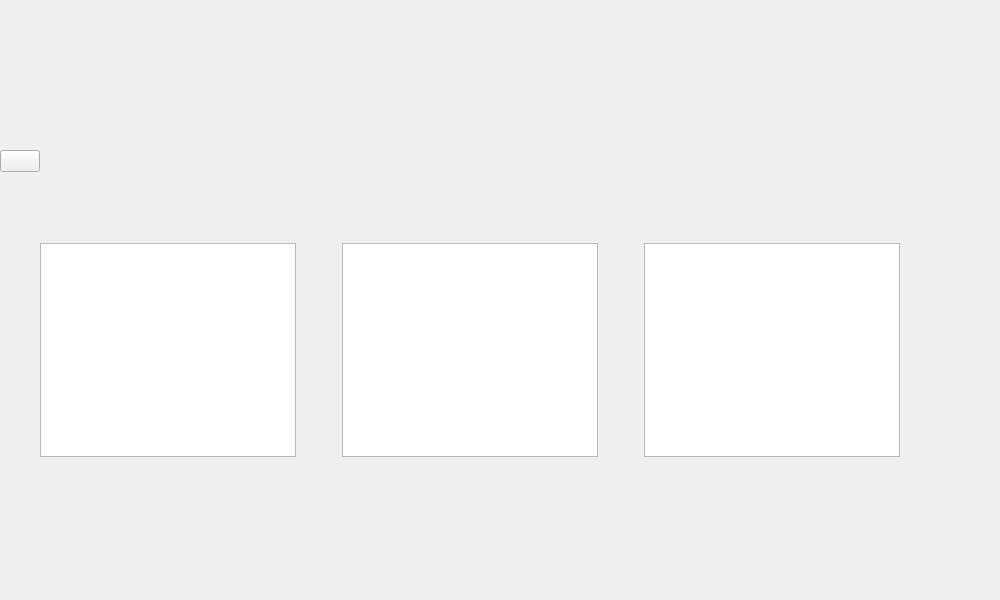
First picture: the form in src/mainmenu.ui, repository CraignRush/IslandRacer, before the edit.
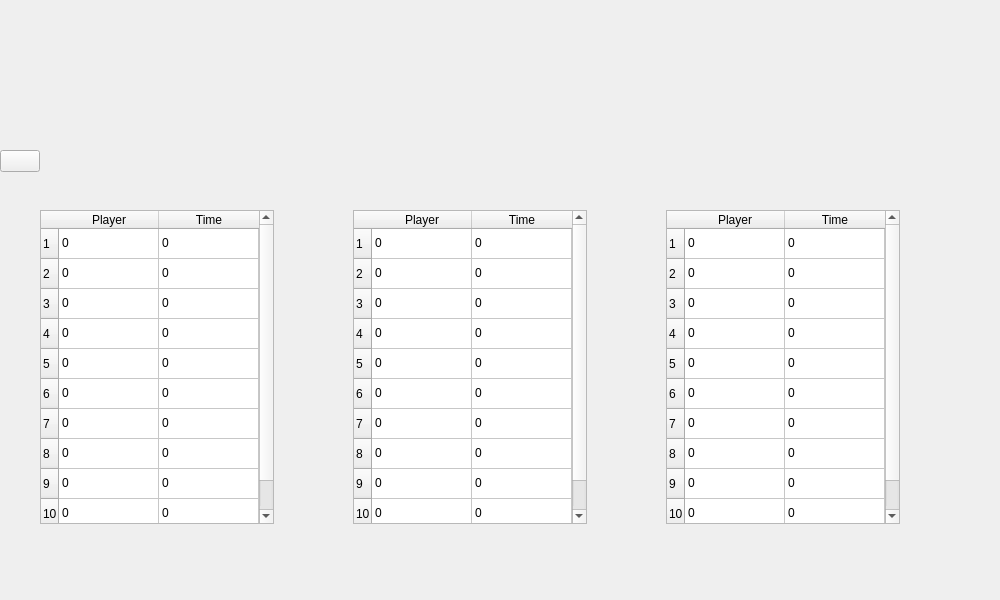
Second picture: the form after the edit. The open tabs and pages were chosen to show the change.

```diff
--- a/src/mainmenu.ui
+++ b/src/mainmenu.ui
@@ -1463,42 +1463,155 @@
           </property>
          </spacer>
         </item>
-        <item row="3" column="1" rowspan="3">
-         <widget class="QTableWidget" name="highscoretablelevel1">
-          <property name="sizePolicy">
-           <sizepolicy hsizetype="Expanding" vsizetype="Expanding">
-            <horstretch>0</horstretch>
-            <verstretch>0</verstretch>
-           </sizepolicy>
-          </property>
-          <property name="autoFillBackground">
-           <bool>false</bool>
-          </property>
-          <property name="verticalScrollBarPolicy">
-           <enum>Qt::ScrollBarAlwaysOff</enum>
-          </property>
-          <property name="horizontalScrollBarPolicy">
-           <enum>Qt::ScrollBarAlwaysOff</enum>
-          </property>
-          <property name="sizeAdjustPolicy">
-           <enum>QAbstractScrollArea::AdjustIgnored</enum>
-          </property>
-         </widget>
-        </item>
         <item row="3" column="3" rowspan="3">
          <widget class="QTableWidget" name="highscoretablelevel2">
           <property name="sizePolicy">
-           <sizepolicy hsizetype="Expanding" vsizetype="Expanding">
+           <sizepolicy hsizetype="Preferred" vsizetype="Preferred">
             <horstretch>0</horstretch>
             <verstretch>0</verstretch>
            </sizepolicy>
           </property>
+          <property name="autoFillBackground">
+           <bool>true</bool>
+          </property>
+          <property name="styleSheet">
+           <string notr="true"/>
+          </property>
           <property name="verticalScrollBarPolicy">
-           <enum>Qt::ScrollBarAlwaysOff</enum>
+           <enum>Qt::ScrollBarAsNeeded</enum>
           </property>
           <property name="horizontalScrollBarPolicy">
            <enum>Qt::ScrollBarAlwaysOff</enum>
           </property>
+          <property name="sizeAdjustPolicy">
+           <enum>QAbstractScrollArea::AdjustToContents</enum>
+          </property>
+          <property name="rowCount">
+           <number>10</number>
+          </property>
+          <attribute name="horizontalHeaderStretchLastSection">
+           <bool>true</bool>
+          </attribute>
+          <row/>
+          <row/>
+          <row/>
+          <row/>
+          <row/>
+          <row/>
+          <row/>
+          <row/>
+          <row/>
+          <row/>
+          <column>
+           <property name="text">
+            <string>Player</string>
+           </property>
+          </column>
+          <column>
+           <property name="text">
+            <string>Time</string>
+           </property>
+          </column>
+          <item row="0" column="0">
+           <property name="text">
+            <string>0</string>
+           </property>
+          </item>
+          <item row="0" column="1">
+           <property name="text">
+            <string>0</string>
+           </property>
+          </item>
+          <item row="1" column="0">
+           <property name="text">
+            <string>0</string>
+           </property>
+          </item>
+          <item row="1" column="1">
+           <property name="text">
+            <string>0</string>
+           </property>
+          </item>
+          <item row="2" column="0">
+           <property name="text">
+            <string>0</string>
+           </property>
+          </item>
+          <item row="2" column="1">
+           <property name="text">
+            <string>0</string>
+           </property>
+          </item>
+          <item row="3" column="0">
+           <property name="text">
+            <string>0</string>
+           </property>
+          </item>
+          <item row="3" column="1">
+           <property name="text">
+            <string>0</string>
+           </property>
+          </item>
+          <item row="4" column="0">
+           <property name="text">
+            <string>0</string>
+           </property>
+          </item>
+          <item row="4" column="1">
+           <property name="text">
+            <string>0</string>
+           </property>
+          </item>
+          <item row="5" column="0">
+           <property name="text">
+            <string>0</string>
+           </property>
+          </item>
+          <item row="5" column="1">
+           <property name="text">
+            <string>0</string>
+           </property>
+          </item>
+          <item row="6" column="0">
+           <property name="text">
+            <string>0</string>
+           </property>
+          </item>
+          <item row="6" column="1">
+           <property name="text">
+            <string>0</string>
+           </property>
+          </item>
+          <item row="7" column="0">
+           <property name="text">
+            <string>0</string>
+           </property>
+          </item>
+          <item row="7" column="1">
+           <property name="text">
+            <string>0</string>
+           </property>
+          </item>
+          <item row="8" column="0">
+           <property name="text">
+            <string>0</string>
+           </property>
+          </item>
+          <item row="8" column="1">
+           <property name="text">
+            <string>0</string>
+           </property>
+          </item>
+          <item row="9" column="0">
+           <property name="text">
+            <string>0</string>
+           </property>
+          </item>
+          <item row="9" column="1">
+           <property name="text">
+            <string>0</string>
+           </property>
+          </item>
          </widget>
         </item>
         <item row="3" column="5" rowspan="3">
@@ -1509,11 +1622,177 @@
             <verstretch>0</verstretch>
            </sizepolicy>
           </property>
+          <property name="font">
+           <font>
+            <family>Segoe UI</family>
+            <pointsize>9</pointsize>
+           </font>
+          </property>
+          <property name="autoFillBackground">
+           <bool>true</bool>
+          </property>
+          <property name="styleSheet">
+           <string notr="true"/>
+          </property>
           <property name="verticalScrollBarPolicy">
-           <enum>Qt::ScrollBarAlwaysOff</enum>
+           <enum>Qt::ScrollBarAsNeeded</enum>
           </property>
           <property name="horizontalScrollBarPolicy">
            <enum>Qt::ScrollBarAlwaysOff</enum>
+          </property>
+          <property name="sizeAdjustPolicy">
+           <enum>QAbstractScrollArea::AdjustToContents</enum>
+          </property>
+          <property name="tabKeyNavigation">
+           <bool>false</bool>
+          </property>
+          <property name="showDropIndicator" stdset="0">
+           <bool>false</bool>
+          </property>
+          <property name="dragDropOverwriteMode">
+           <bool>false</bool>
+          </property>
+          <property name="showGrid">
+           <bool>true</bool>
+          </property>
+          <property name="rowCount">
+           <number>10</number>
+          </property>
+          <attribute name="horizontalHeaderCascadingSectionResizes">
+           <bool>false</bool>
+          </attribute>
+          <attribute name="horizontalHeaderStretchLastSection">
+           <bool>true</bool>
+          </attribute>
+          <attribute name="verticalHeaderCascadingSectionResizes">
+           <bool>false</bool>
+          </attribute>
+          <row/>
+          <row/>
+          <row/>
+          <row/>
+          <row/>
+          <row/>
+          <row/>
+          <row/>
+          <row/>
+          <row/>
+          <column>
+           <property name="text">
+            <string>Player</string>
+           </property>
+          </column>
+          <column>
+           <property name="text">
+            <string>Time</string>
+           </property>
+          </column>
+          <item row="0" column="0">
+           <property name="text">
+            <string>0</string>
+           </property>
+          </item>
+          <item row="0" column="1">
+           <property name="text">
+            <string>0</string>
+           </property>
+          </item>
+          <item row="1" column="0">
+           <property name="text">
+            <string>0</string>
+           </property>
+          </item>
+          <item row="1" column="1">
+           <property name="text">
+            <string>0</string>
+           </property>
+          </item>
+          <item row="2" column="0">
+           <property name="text">
+            <string>0</string>
+           </property>
+          </item>
+          <item row="2" column="1">
+           <property name="text">
+            <string>0</string>
+           </property>
+          </item>
+          <item row="3" column="0">
+           <property name="text">
+            <string>0</string>
+           </property>
+          </item>
+          <item row="3" column="1">
+           <property name="text">
+            <string>0</string>
+           </property>
+          </item>
+          <item row="4" column="0">
+           <property name="text">
+            <string>0</string>
+           </property>
+          </item>
+          <item row="4" column="1">
+           <property name="text">
+            <string>0</string>
+           </property>
+          </item>
+          <item row="5" column="0">
+           <property name="text">
+            <string>0</string>
+           </property>
+          </item>
+          <item row="5" column="1">
+           <property name="text">
+            <string>0</string>
+           </property>
+          </item>
+          <item row="6" column="0">
+           <property name="text">
+            <string>0</string>
+           </property>
+          </item>
+          <item row="6" column="1">
+           <property name="text">
+            <string>0</string>
+           </property>
+          </item>
+          <item row="7" column="0">
+           <property name="text">
+            <string>0</string>
+           </property>
+          </item>
+          <item row="7" column="1">
+           <property name="text">
+            <string>0</string>
+           </property>
+          </item>
+          <item row="8" column="0">
+           <property name="text">
+            <string>0</string>
+           </property>
+          </item>
+          <item row="8" column="1">
+           <property name="text">
+            <string>0</string>
+           </property>
+          </item>
+          <item row="9" column="0">
+           <property name="text">
+            <string>0</string>
+           </property>
+          </item>
+          <item row="9" column="1">
+           <property name="text">
+            <string>0</string>
+           </property>
+          </item>
+         </widget>
+        </item>
+        <item row="1" column="3">
+         <widget class="QLabel" name="highscoreTitle">
+          <property name="text">
+           <string/>
           </property>
          </widget>
         </item>
@@ -1530,11 +1809,272 @@
           </property>
          </spacer>
         </item>
-        <item row="1" column="3">
-         <widget class="QLabel" name="highscoreTitle">
-          <property name="text">
-           <string/>
+        <item row="3" column="1" rowspan="3">
+         <widget class="QTableWidget" name="highscoretablelevel1">
+          <property name="sizePolicy">
+           <sizepolicy hsizetype="Preferred" vsizetype="Preferred">
+            <horstretch>0</horstretch>
+            <verstretch>0</verstretch>
+           </sizepolicy>
           </property>
+          <property name="autoFillBackground">
+           <bool>true</bool>
+          </property>
+          <property name="styleSheet">
+           <string notr="true"/>
+          </property>
+          <property name="verticalScrollBarPolicy">
+           <enum>Qt::ScrollBarAsNeeded</enum>
+          </property>
+          <property name="horizontalScrollBarPolicy">
+           <enum>Qt::ScrollBarAlwaysOff</enum>
+          </property>
+          <property name="sizeAdjustPolicy">
+           <enum>QAbstractScrollArea::AdjustToContents</enum>
+          </property>
+          <property name="rowCount">
+           <number>10</number>
+          </property>
+          <attribute name="horizontalHeaderStretchLastSection">
+           <bool>true</bool>
+          </attribute>
+          <attribute name="verticalHeaderHighlightSections">
+           <bool>true</bool>
+          </attribute>
+          <attribute name="verticalHeaderStretchLastSection">
+           <bool>false</bool>
+          </attribute>
+          <row/>
+          <row/>
+          <row/>
+          <row/>
+          <row/>
+          <row/>
+          <row/>
+          <row/>
+          <row/>
+          <row/>
+          <column>
+           <property name="text">
+            <string>Player</string>
+           </property>
+          </column>
+          <column>
+           <property name="text">
+            <string>Time</string>
+           </property>
+          </column>
+          <item row="0" column="0">
+           <property name="text">
+            <string>0</string>
+           </property>
+           <property name="background">
+            <brush brushstyle="NoBrush">
+             <color alpha="255">
+              <red>255</red>
+              <green>255</green>
+              <blue>255</blue>
+             </color>
+            </brush>
+           </property>
+           <property name="flags">
+            <set>ItemIsSelectable|ItemIsEnabled</set>
+           </property>
+          </item>
+          <item row="0" column="1">
+           <property name="text">
+            <string>0</string>
+           </property>
+           <property name="background">
+            <brush brushstyle="NoBrush">
+             <color alpha="255">
+              <red>255</red>
+              <green>255</green>
+              <blue>255</blue>
+             </color>
+            </brush>
+           </property>
+          </item>
+          <item row="1" column="0">
+           <property name="text">
+            <string>0</string>
+           </property>
+           <property name="background">
+            <brush brushstyle="NoBrush">
+             <color alpha="255">
+              <red>255</red>
+              <green>255</green>
+              <blue>255</blue>
+             </color>
+            </brush>
+           </property>
+          </item>
+          <item row="1" column="1">
+           <property name="text">
+            <string>0</string>
+           </property>
+           <property name="background">
+            <brush brushstyle="NoBrush">
+             <color alpha="255">
+              <red>255</red>
+              <green>255</green>
+              <blue>255</blue>
+             </color>
+            </brush>
+           </property>
+          </item>
+          <item row="2" column="0">
+           <property name="text">
+            <string>0</string>
+           </property>
+          </item>
+          <item row="2" column="1">
+           <property name="text">
+            <string>0</string>
+           </property>
+           <property name="background">
+            <brush brushstyle="NoBrush">
+             <color alpha="255">
+              <red>255</red>
+              <green>255</green>
+              <blue>255</blue>
+             </color>
+            </brush>
+           </property>
+          </item>
+          <item row="3" column="0">
+           <property name="text">
+            <string>0</string>
+           </property>
+           <property name="background">
+            <brush brushstyle="NoBrush">
+             <color alpha="255">
+              <red>255</red>
+              <green>255</green>
+              <blue>255</blue>
+             </color>
+            </brush>
+           </property>
+          </item>
+          <item row="3" column="1">
+           <property name="text">
+            <string>0</string>
+           </property>
+          </item>
+          <item row="4" column="0">
+           <property name="text">
+            <string>0</string>
+           </property>
+           <property name="background">
+            <brush brushstyle="NoBrush">
+             <color alpha="255">
+              <red>255</red>
+              <green>255</green>
+              <blue>255</blue>
+             </color>
+            </brush>
+           </property>
+          </item>
+          <item row="4" column="1">
+           <property name="text">
+            <string>0</string>
+           </property>
+           <property name="background">
+            <brush brushstyle="NoBrush">
+             <color alpha="255">
+              <red>255</red>
+              <green>255</green>
+              <blue>255</blue>
+             </color>
+            </brush>
+           </property>
+          </item>
+          <item row="5" column="0">
+           <property name="text">
+            <string>0</string>
+           </property>
+           <property name="background">
+            <brush brushstyle="NoBrush">
+             <color alpha="255">
+              <red>255</red>
+              <green>255</green>
+              <blue>255</blue>
+             </color>
+            </brush>
+           </property>
+          </item>
+          <item row="5" column="1">
+           <property name="text">
+            <string>0</string>
+           </property>
+           <property name="background">
+            <brush brushstyle="NoBrush">
+             <color alpha="255">
+              <red>255</red>
+              <green>255</green>
+              <blue>255</blue>
+             </color>
+            </brush>
+           </property>
+          </item>
+          <item row="6" column="0">
+           <property name="text">
+            <string>0</string>
+           </property>
+           <property name="background">
+            <brush brushstyle="NoBrush">
+             <color alpha="255">
+              <red>255</red>
+              <green>255</green>
+              <blue>255</blue>
+             </color>
+            </brush>
+           </property>
+          </item>
+          <item row="6" column="1">
+           <property name="text">
+            <string>0</string>
+           </property>
+           <property name="background">
+            <brush brushstyle="NoBrush">
+             <color alpha="255">
+              <red>255</red>
+              <green>255</green>
+              <blue>255</blue>
+             </color>
+            </brush>
+           </property>
+          </item>
+          <item row="7" column="0">
+           <property name="text">
+            <string>0</string>
+           </property>
+          </item>
+          <item row="7" column="1">
+           <property name="text">
+            <string>0</string>
+           </property>
+          </item>
+          <item row="8" column="0">
+           <property name="text">
+            <string>0</string>
+           </property>
+          </item>
+          <item row="8" column="1">
+           <property name="text">
+            <string>0</string>
+           </property>
+          </item>
+          <item row="9" column="0">
+           <property name="text">
+            <string>0</string>
+           </property>
+          </item>
+          <item row="9" column="1">
+           <property name="text">
+            <string>0</string>
+           </property>
+          </item>
          </widget>
         </item>
        </layout>
```
Left out of the diff: 172 changed lines with no effect on the pictures.
